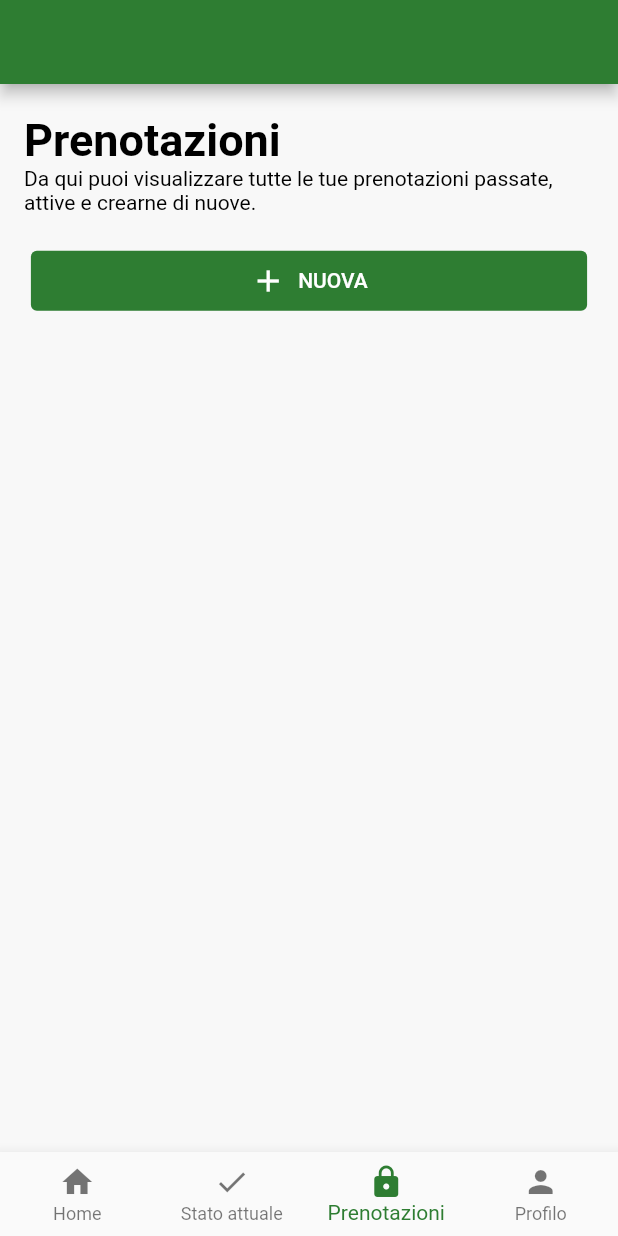
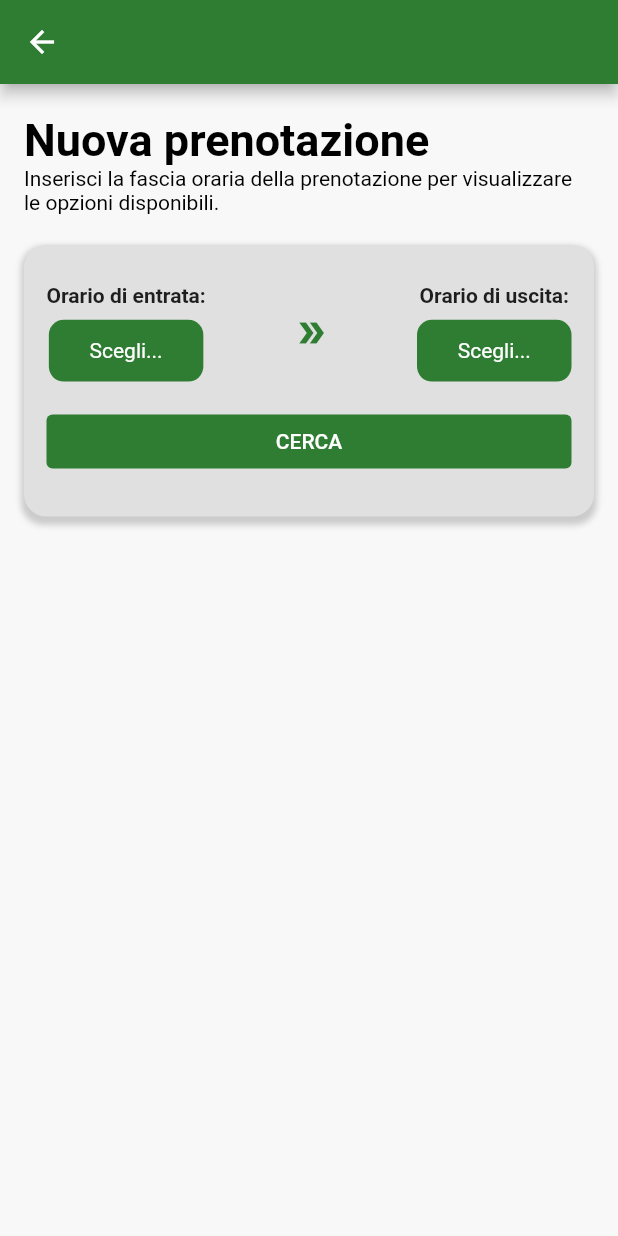
Before and after one commit to Park-Plus/app, a Flutter app: the Home screen opened directly, item 3 of the bottom bar chosen, after a tap on "NUOVA", on a phone screen of 412 x 824 dp. Run offline on Flutter 3.47's test engine with Material 2 defaults, Android fonts, the phone set to English and light mode, and no system bars; our stand-ins replace badges, carousel_slider, connectivity_plus, flutter_credit_card, flutter_easyloading, flutter_form_builder and 5 more; missing offline and left inert: flutter_emoji; accounts and stored records are empty; network calls fail.

Commit message:
:construction: Bookings system

```diff
--- /dev/null
+++ b/lib/pages/home/screens/bookings/new.dart
@@ -0,0 +1,259 @@
+import 'package:flutter/material.dart';
+import 'package:flutter/rendering.dart';
+import 'package:flutter_easyloading/flutter_easyloading.dart';
+import 'package:flutter_emoji/flutter_emoji.dart';
+import 'package:flutter_form_builder/flutter_form_builder.dart';
+import 'package:flutter_spinkit/flutter_spinkit.dart';
+import 'package:intl/intl.dart';
+import 'package:parkplus/functions.dart';
+import 'package:parkplus/pages/login_register/login_register.dart';
+
+class NewBookingScreen extends StatefulWidget {
+  @override
+  _NewBookingScreenState createState() => _NewBookingScreenState();
+}
+
+class _NewBookingScreenState extends State<NewBookingScreen> {
+
+  @override
+  void initState() {
+    super.initState();
+    _getPlacesFuture = _getPlaces();
+  }
+
+  Future<void> _getPlaces() async{
+    if(await handleLogin()){
+      final now = new DateTime.now();
+      if(startTime != null && endTime != null){
+        dynamic resp = await getAvailableBookingSlots(DateTime(now.year, now.month, now.day, startTime.hour, startTime.minute), DateTime(now.year, now.month, now.day, endTime.hour, endTime.minute));
+        if(this.mounted){
+          setState(() {
+            places = resp;
+            isLoading = false;
+            showList = true;
+          });
+        }
+      }
+    }else{
+      Navigator.pushReplacement(context, MaterialPageRoute(builder: (context) => LoginRegister()));
+    }
+  }
+
+  void quitFromPage(){
+    Navigator.of(context).pop();
+  }
+
+  @override
+  void dispose(){
+     super.dispose();
+  }
+
+  TimeOfDay startTime;
+  TimeOfDay endTime;
+
+  bool isLoading = false;
+  bool showList = false;
+
+  Future _getPlacesFuture;
+
+  List places;
+
+  var parser = EmojiParser();
+
+  @override
+  Widget build(BuildContext context) {
+    return Scaffold(
+      appBar: AppBar(),
+      body: Container(
+      child: Column(
+        children: [
+          Container(
+            height: MediaQuery.of(context).size.height * 0.13,
+            width: MediaQuery.of(context).size.width,
+            child: Container(
+              child: Align(child: Padding(
+                padding: const EdgeInsets.only(left: 16.0, right: 16.0),
+                child: Row(
+                    children: [
+                      SizedBox(
+                        width: MediaQuery.of(context).size.width * 0.9,
+                        child: Column (
+                          mainAxisAlignment: MainAxisAlignment.center,
+                          children: [
+                            Align(alignment: Alignment.centerLeft, child: Text("Nuova prenotazione", style: TextStyle(fontWeight: FontWeight.bold, fontSize: 30, color: Colors.black))),
+                            Align(alignment: Alignment.centerLeft, child: Text("Inserisci la fascia oraria della prenotazione per visualizzare le opzioni disponibili.", style: TextStyle(color: Colors.black))),
+                          ]
+                        ),
+                      ),
+                  ]
+                ),
+              ), alignment: Alignment.centerLeft)
+            )
+          ),
+          Padding(
+            padding: EdgeInsets.only(bottom: 10.0),
+            child: Container(
+              width: MediaQuery.of(context).size.width - 32,
+              height: MediaQuery.of(context).size.height * 0.22,
+              decoration: BoxDecoration(
+                borderRadius: BorderRadius.circular(15),
+                color: Colors.grey[300],
+                boxShadow: [
+                  BoxShadow(
+                  color: Colors.grey.withOpacity(0.5),
+                  spreadRadius: 2,
+                  blurRadius: 3,
+                  offset: Offset(0, 3), // changes position of shadow
+                  )
+                ]
+              ),
+              child: Padding(
+                padding: EdgeInsets.symmetric(horizontal: 15.0),
+                child: Column(
+                  mainAxisAlignment: MainAxisAlignment.center,
+                    crossAxisAlignment: CrossAxisAlignment.center,
+                  children: [
+                    Row(
+                    mainAxisAlignment: MainAxisAlignment.center,
+                    crossAxisAlignment: CrossAxisAlignment.center,
+                    children: [
+                    Column(
+                      mainAxisAlignment: MainAxisAlignment.center,
+                      crossAxisAlignment: CrossAxisAlignment.center,
+                      children: [
+                        Padding(
+                          padding: EdgeInsets.only(bottom: 8.0),
+                          child: Text("Orario di entrata:", style: TextStyle(fontWeight: FontWeight.bold)),
+                        ),
+                        InkWell(
+                        onTap: () async {
+                          TimeOfDay pickedTime = await showTimePicker(
+                            context: context,
+                            initialTime: TimeOfDay.now(),
+                          );
+                          setState(() {
+                            startTime = pickedTime;
+                          });
+                        },
+                        child: Container(
+                          width: MediaQuery.of(context).size.width * 0.25,
+                          height: MediaQuery.of(context).size.height * 0.05,
+                          child: Align(alignment: Alignment.center, child: Text(startTime != null ? startTime.format(context) : "Scegli...", style: TextStyle(color: Colors.white))),
+                          decoration: BoxDecoration(
+                            borderRadius: BorderRadius.circular(10),
+                            color: Colors.green[800],
+                          )
+                        ),
+                      ),
+                      ]
+                    ),
+                    Spacer(),
+                    Icon(Icons.double_arrow, color: Colors.green[800]),
+                    Spacer(),
+                    Column(
+                      mainAxisAlignment: MainAxisAlignment.center,
+                      crossAxisAlignment: CrossAxisAlignment.center,
+                      children:
+                      [
+                        Padding(
+                          padding: EdgeInsets.only(bottom: 8.0),
+                          child: Text("Orario di uscita:", style: TextStyle(fontWeight: FontWeight.bold)),
+                        ),
+                        InkWell(
+                        onTap: () async {
+                          TimeOfDay pickedTime = await showTimePicker(
+                            context: context,
+                            initialTime: TimeOfDay.now(),
+                          );
+                          setState(() {
+                            endTime = pickedTime;
+                          });
+                        },
+                        child: Container(
+                          width: MediaQuery.of(context).size.width * 0.25,
+                          height: MediaQuery.of(context).size.height * 0.05,
+                          decoration: BoxDecoration(
+                            borderRadius: BorderRadius.circular(10),
+                            color: Colors.green[800],
+                          ),
+                          child: Align(alignment: Alignment.center, child: Text(endTime != null ? endTime.format(context) : "Scegli...", style: TextStyle(color: Colors.white)))
+                        ),
+                      ),
+                      ]
+                    ),
+                  ],),
+                  Padding(
+                    padding: EdgeInsets.only(top: 16.0),
+                    child: Container(
+                      width: MediaQuery.of(context).size.width,
+                      child: TextButton(
+                        child: Text("CERCA"), onPressed: (){
+                          _getPlaces();
+                        },
+                                      style: TextButton.styleFrom(
+                      primary: Colors.white,
+                      backgroundColor: Colors.green[800]
+                ),
+                        ),
+                    ),
+                  )
+                  ]
+                ),
+              )
+            ),
+          ),
+          if(showList) Expanded(
+            child: !isLoading ? FutureBuilder(
+                  future: _getPlacesFuture,
+                  builder: (BuildContext context, AsyncSnapshot snapshot){
+                    return ListView.builder(
+                      padding: EdgeInsets.all(0.0),
+                      itemCount: places.length,
+                      itemBuilder: (context, index){
+                        return ListTile(
+                          tileColor: (index % 2 != 0) ? Colors.grey[200] : Theme.of(context).backgroundColor,
+                          leading: CircleAvatar(child: Text((index + 1).toString()), backgroundColor: Colors.green[800],),
+                          title: Text(places[index]['section'] + places[index]['number'].toString() + " - Prenotabile"),
+                          subtitle: Text(parser.emojify((places[index]["previousBookings"] != null ? ":rotating_light: " + places[index]["previousBookings"]["count"].toString() + " prenotazioni prima della tua" : ":thumbsup: Sei il primo della giornata!"))),
+                          trailing: Icon(Icons.arrow_right),
+                          onTap: () async {
+                            return showDialog<bool>(
+                            context: context,
+                            builder: (context) {
+                              return AlertDialog(
+                                title: Text('Conferma prenotazione'),
+                                content: Text('Sei sicuro di voler prenotare il posteggio '+ places[index]['section'] + places[index]['number'].toString() + ' per oggi dalle ' + startTime.format(context) + ' alle ' + endTime.format(context) + "?"),
+                                actions: <Widget>[
+                                  TextButton(
+                                    child: Text('ANNULLA', style: TextStyle(color: Colors.red)),
+                                    onPressed: () => Navigator.of(context).pop(false),
+                                  ),
+                                  TextButton(
+                                    child: Text('CONFERMA', style: TextStyle(color: Colors.green[800])),
+                                    onPressed: () async {
+                                      Navigator.of(context).pop(true);
+                                      DateTime now = DateTime.now();
+                                      EasyLoading.show(status: "Prenotazione in corso...");
+                                      await bookPlace(DateTime(now.year, now.month, now.day, startTime.hour, startTime.minute), DateTime(now.year, now.month, now.day, endTime.hour, endTime.minute), places[index]['section'] + places[index]['number'].toString());
+                                      EasyLoading.showSuccess("Prenotato!");
+                                      quitFromPage();
+                                    },
+                                  ),
+                                ],
+                              );
+                            },
+                          );
+                          }
+                        );
+                      },
+                    );
+                  }
+            ) : SpinKitRipple(color: Colors.green[800]),
+          )
+        ]
+      )
+    )
+    );
+  }
+
+}
--- a/lib/pages/home/screens/bookings_screen.dart
+++ b/lib/pages/home/screens/bookings_screen.dart
@@ -1,5 +1,12 @@
 import 'package:flutter/material.dart';
 import 'package:flutter/rendering.dart';
+import 'package:flutter_emoji/flutter_emoji.dart';
+import 'package:flutter_spinkit/flutter_spinkit.dart';
+import 'package:parkplus/functions.dart';
+import 'package:parkplus/pages/home/screens/bookings/new.dart';
+import 'package:parkplus/pages/login_register/login_register.dart';
+import 'package:intl/intl.dart';
+
 
 class BookingsScreen extends StatefulWidget {
   @override
@@ -8,15 +15,38 @@ class BookingsScreen extends StatefulWidget {
 
 class _BookingsScreenState extends State<BookingsScreen> {
 
+  Future _getBookingsFuture;
+  List bookings;
+  bool isLoading = true;
+
+  Future<void> _getBookings() async{
+    if(await handleLogin()){
+      final now = new DateTime.now();
+      dynamic resp = await getBookings();
+      if(this.mounted){
+        setState(() {
+          bookings = resp;
+          isLoading = false;
+        });
+      }
+    }else{
+      Navigator.pushReplacement(context, MaterialPageRoute(builder: (context) => LoginRegister()));
+    }
+  }
+
   @override
   void initState() {
     super.initState();
+    _getBookingsFuture = _getBookings();
   }
 
   @override
   void dispose(){
      super.dispose();
   }
+
+  var parser = EmojiParser();
+  DateFormat dateFormat = DateFormat("yyyy-MM-dd HH:mm:ss");
 
   @override
   Widget build(BuildContext context) {
@@ -51,13 +81,34 @@ class _BookingsScreenState extends State<BookingsScreen> {
             child: TextButton.icon(
               icon: Icon(Icons.add),
               label: Text("NUOVA"),
-              onPressed: () async {},
+              onPressed: () {
+                Navigator.push(context, MaterialPageRoute(builder: (context) => NewBookingScreen()));
+              },
               style: TextButton.styleFrom(
                 primary: Colors.white,
                 backgroundColor: Colors.green[800]
               ),
             ),
           ),
+          Expanded(
+            child: !isLoading ? FutureBuilder(
+              future: _getBookingsFuture,
+              builder: (BuildContext context, AsyncSnapshot snapshot){
+                return ListView.builder(
+                  padding: EdgeInsets.all(0.0),
+                  itemCount: bookings.length,
+                  itemBuilder: (context, index){
+                    return ListTile(
+                      tileColor: (index % 2 != 0) ? Colors.grey[200] : Theme.of(context).backgroundColor,
+                      leading: CircleAvatar(child: Text((index + 1).toString()), backgroundColor: Colors.green[800],),
+                      title: Text(dateFormat.parse(bookings[index]["start"]).hour.toString().padLeft(2, '0') + ":" + dateFormat.parse(bookings[index]["start"]).minute.toString().padLeft(2, '0') + " - " + dateFormat.parse(bookings[index]["end"]).hour.toString().padLeft(2, '0') + ":" + dateFormat.parse(bookings[index]["end"]).minute.toString().padLeft(2, '0') + " del " + dateFormat.parse(bookings[index]["end"]).day.toString().padLeft(2, '0') + "/" + dateFormat.parse(bookings[index]["end"]).month.toString().padLeft(2, '0') + "/" + dateFormat.parse(bookings[index]["end"]).year.toString().padLeft(4, '0')),
+                      subtitle: Text(parser.emojify(bookings[index]["status"] == "pending" ? ":thumbsup: Confermata" : bookings[index]["status"] == "active" ? ":hourglass_flowing_sand: In corso" : bookings[index]["status"] == "ended" ? ":clock1: Terminata" : ":wastebasket: Cancellata")),
+                    );
+                  },
+                );
+              }
+            ) : SpinKitRipple(color: Colors.green[800]),
+          )
         ]
       )
     );
```
Also changed, not shown: lib/functions.dart (+63 -0 lines).
